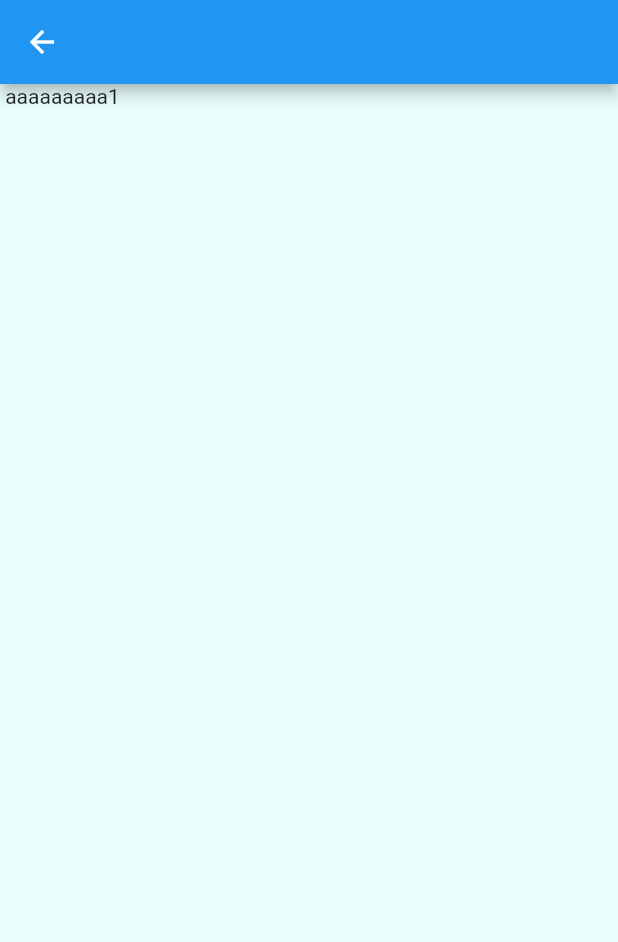
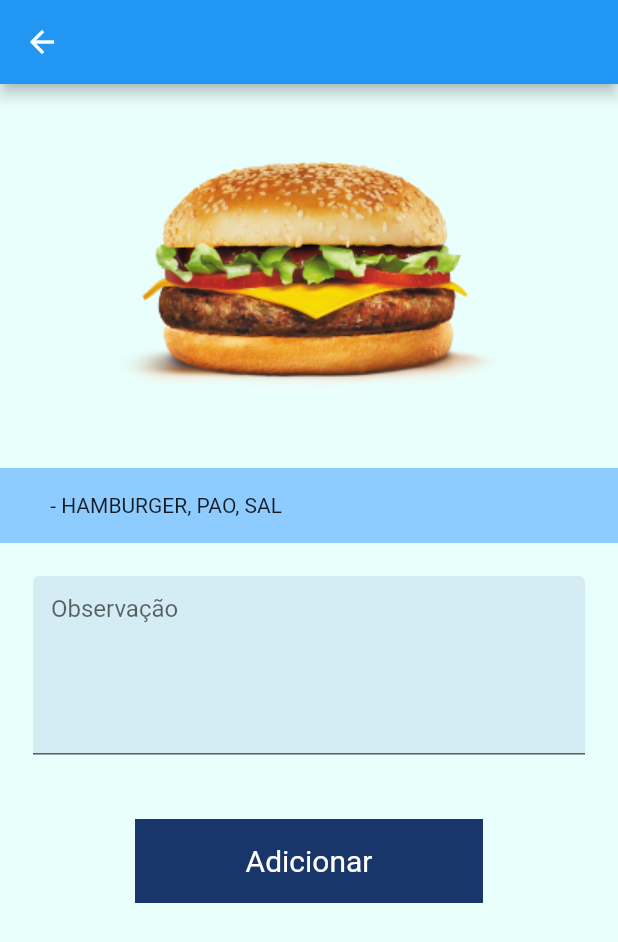
Before and after one commit to Gabrielbemo/delivery_food, a Flutter app: the DetalheComida screen opened directly with sample values from the repository, on a phone screen of 412 x 824 dp. Shown: the top 942 px of the screen. Run offline on Flutter 3.47's test engine with Material 2 defaults, Android fonts, the phone set to English and light mode, and no system bars; network calls fail.

Commit message:
wip detalhe food

```diff
--- a/lib/models/food.dart
+++ b/lib/models/food.dart
@@ -2,10 +2,12 @@ class Food {
   int id;
   String name;
   double price;
+  String igredients;
 
   Food({
     required this.id,
     required this.name,
     required this.price,
+    required this.igredients,
   });
 }
--- a/lib/pages/detalhe_comida.dart
+++ b/lib/pages/detalhe_comida.dart
@@ -1,4 +1,5 @@
 import 'package:delivery_food/models/Food.dart';
+import 'package:delivery_food/pages/menu.dart';
 import 'package:flutter/material.dart';
 
 //import 'package:flutter/material.dart';
@@ -6,18 +7,82 @@ import 'package:flutter/material.dart';
 class DetalheComida extends StatelessWidget {
   const DetalheComida({Key? key}) : super(key: key);
 
-
   @override
   Widget build(BuildContext context) {
     final food = ModalRoute.of(context)!.settings.arguments as Food;
-
+    final maxLines = 5;
     return Scaffold(
       backgroundColor: Color.fromARGB(255, 233, 255, 252),
       appBar: AppBar(actions: []),
-      body: Column(
-        children: [
-          Text(" aaaaaaaaa" + food.id.toString() )
-        ],
+      body: SingleChildScrollView(
+        child: Column(
+          children: [
+            Center(child: Image.asset('assets/images/${food.id}.png')),
+            Container(
+                height: 50,
+                child: Row(
+                  //crossAxisAlignment: CrossAxisAlignment.center,
+                  children: <Widget>[
+                    Expanded(
+                        child: Container(
+                            color: Color.fromARGB(255, 142, 204, 255),
+                            child: Row(
+                              //crossAxisAlignment: CrossAxisAlignment.stretch,
+                              children: <Widget>[
+                                Container(
+                                  padding: const EdgeInsets.symmetric(
+                                      vertical: 17, horizontal: 30),
+                                  child: Text(" - ${food.igredients}"),
+                                )
+                              ],
+                            ))),
+                  ],
+                )),
+            Padding(
+              padding: const EdgeInsets.fromLTRB(10, 10, 10, 0),
+              child: Container(
+                margin: EdgeInsets.all(12),
+                height: maxLines * 24.0,
+                child: TextField(
+                  maxLines: maxLines,
+                  decoration: InputDecoration(
+                    hintText: "Observação",
+                    fillColor: Color.fromARGB(255, 212, 236, 243),
+                    filled: true,
+                  ),
+                ),
+              ),
+            ),
+            Padding(
+              padding: const EdgeInsets.all(30),
+              child: Stack(
+                children: <Widget>[
+                  Positioned.fill(
+                    child: Container(
+                      decoration: const BoxDecoration(
+                          color: Color.fromRGBO(24, 54, 105, 1)),
+                    ),
+                  ),
+                  TextButton(
+                    style: TextButton.styleFrom(
+                      padding: const EdgeInsets.all(16.0),
+                      primary: Colors.white,
+                      minimumSize: const Size(232, 56),
+                      textStyle: const TextStyle(fontSize: 20),
+                    ),
+                    onPressed: () {
+                      Navigator.push(
+                        context,
+                        MaterialPageRoute(builder: (context) => Menu()),
+                      );
+                    },
+                    child: const Text('Adicionar'),
+                  ),
+                ],
+              ),
+            )
+          ],
+        ),
       ),
     );
   }
--- a/lib/repositories/food_repository.dart
+++ b/lib/repositories/food_repository.dart
@@ -5,27 +5,32 @@ class FoodRepository {
     Food(
       id: 1,
       name: "X-Burger",
-      price: 10
+      price: 10,
+      igredients: "HAMBURGER, PAO, SAL"
     ),
     Food(
       id: 2,
       name: "X-Salada",
-      price: 12
+      price: 12,
+      igredients: "HAMBURGER, PAO, SAL"
     ),
     Food(
       id: 3,
       name: "X-Calabresa",
-      price: 13
+      price: 13,
+      igredients: "HAMBURGER, PAO, SAL"
     ),
     Food(
       id: 4,
       name: "X-Bacon",
-      price: 14
+      price: 14,
+      igredients: "HAMBURGER, PAO, SAL"
     ),
     Food(
       id: 5,
       name: "X-Frango",
-      price: 14
+      price: 14,
+      igredients: "HAMBURGER, PAO, SAL"
     )
   ];
 }
```
